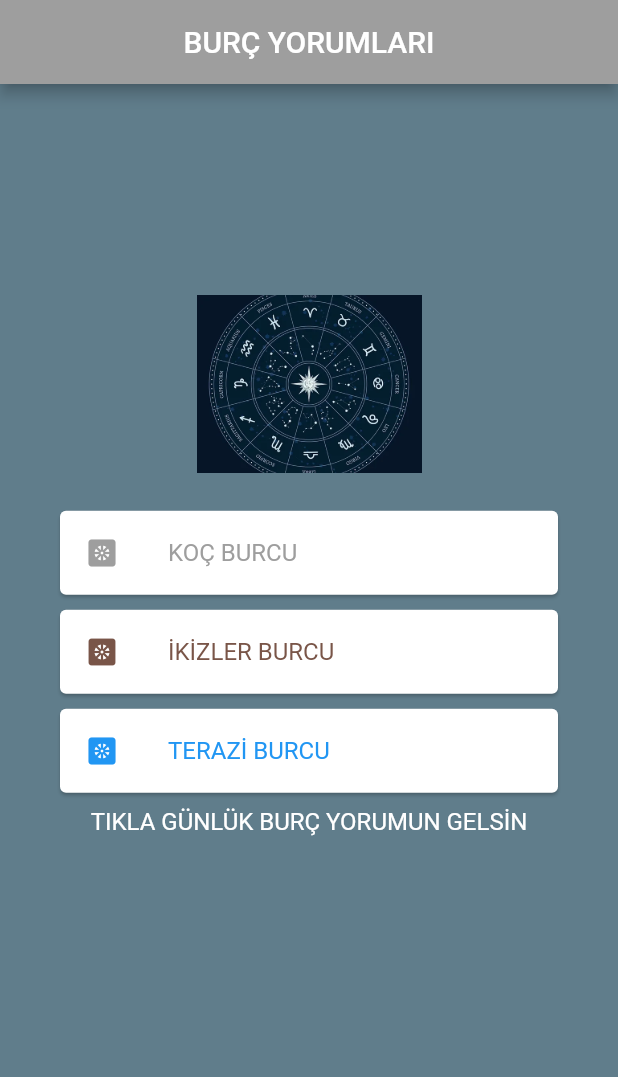
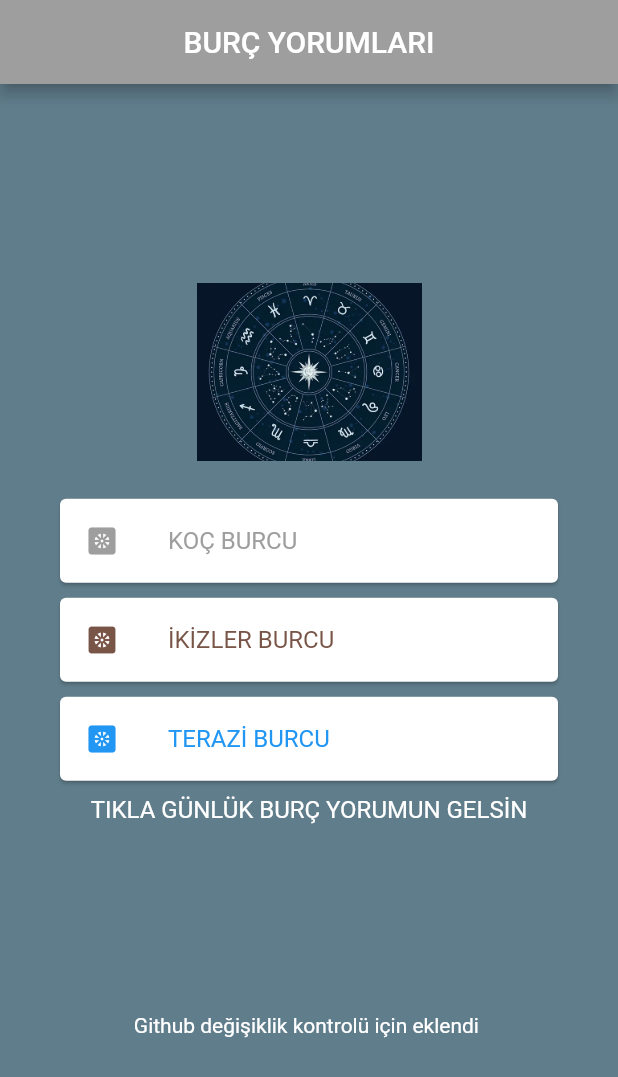
Before and after one commit to ersincrt/3301456_213301122, a Flutter app: the screen it shows after launch, on a phone screen of 412 x 824 dp. Shown: the top 1077 px of the screen. Run offline on Flutter 3.47's test engine with Material 2 defaults, Android fonts, the light colour scheme and no system bars.

Commit message:
yeni bir text eklendi

```diff
--- a/lib/main.dart
+++ b/lib/main.dart
@@ -132,6 +132,7 @@ class _MyHomePageState extends State<MyHomePage> {
                     child: Text(yanitlar[yanitIndex],
                         style: TextStyle(fontSize: 16),
                         textAlign: TextAlign.center))),
+            Text(("Github değişiklik kontrolü için eklendi "))
           ],
         ),
       ),
```
